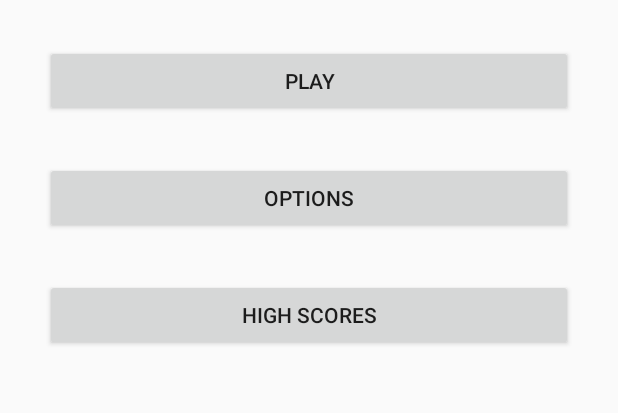
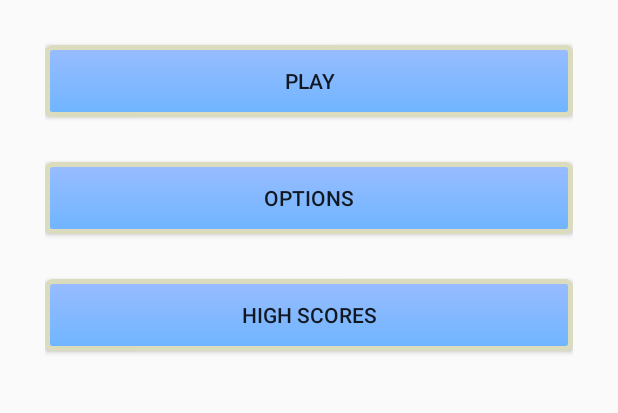
Before and after one commit to atligud13/ANDR-DOTS, an Android app: the screen it shows after launch (MainActivity), on a phone screen of 412 x 824 dp, the part 150-563 px from its top. Run offline under Robolectric (Android 15) with nearby library versions, the phone set to English and light mode, and no system bars.

Commit message:
breathtaking styles added

```diff
--- /dev/null
+++ b/Dots/app/src/main/res/drawable/custom_button.xml
@@ -0,0 +1,61 @@
+<?xml version="1.0" encoding="utf-8"?>
+<selector
+    xmlns:android="http://schemas.android.com/apk/res/android">
+
+    <item android:state_pressed="true" >
+        <shape>
+            <gradient
+                android:startColor="@color/darkerblue1"
+                android:endColor="@color/darkerblue2"
+                android:angle="270" />
+            <stroke
+                android:width="3dp"
+                android:color="@color/grey1" />
+            <corners
+                android:radius="3dp" />
+            <padding
+                android:left="10dp"
+                android:top="10dp"
+                android:right="10dp"
+                android:bottom="10dp" />
+        </shape>
+    </item>
+
+    <item android:state_focused="true" >
+        <shape>
+            <gradient
+                android:endColor="@color/orange1"
+                android:startColor="@color/orange2"
+                android:angle="270" />
+            <stroke
+                android:width="3dp"
+                android:color="@color/grey1" />
+            <corners
+                android:radius="3dp" />
+            <padding
+                android:left="10dp"
+                android:top="10dp"
+                android:right="10dp"
+                android:bottom="10dp" />
+        </shape>
+    </item>
+
+    <item>
+        <shape>
+            <gradient
+                android:endColor="@color/blue1"
+                android:startColor="@color/blue2"
+                android:angle="270" />
+            <stroke
+                android:width="3dp"
+                android:color="@color/grey1" />
+            <corners
+                android:radius="3dp" />
+            <padding
+                android:left="10dp"
+                android:top="10dp"
+                android:right="10dp"
+                android:bottom="10dp" />
+        </shape>
+    </item>
+</selector>
--- a/Dots/app/src/main/res/layout/activity_board_selector.xml
+++ b/Dots/app/src/main/res/layout/activity_board_selector.xml
@@ -22,7 +22,8 @@
         android:layout_width="match_parent"
         android:layout_height="70dp"
         android:text="@string/board_selector_six"
-        android:layout_marginTop="40dp" />
+        android:layout_marginTop="40dp"
+        android:background="@drawable/custom_button" />
 
     <Button
         android:id="@+id/btnEightTiles"
@@ -30,6 +31,7 @@
         android:layout_width="match_parent"
         android:layout_height="70dp"
         android:text="@string/board_selector_eight"
-        android:layout_marginTop="40dp" />
+        android:layout_marginTop="40dp"
+        android:background="@drawable/custom_button" />
 
 </LinearLayout>
--- a/Dots/app/src/main/res/layout/activity_main.xml
+++ b/Dots/app/src/main/res/layout/activity_main.xml
@@ -22,7 +22,8 @@
         android:layout_width="match_parent"
         android:layout_height="wrap_content"
         android:text="@string/main_screen_play"
-        android:layout_marginTop="30dp" />
+        android:layout_marginTop="30dp"
+        android:background="@drawable/custom_button" />
 
     <Button
         android:id="@+id/btnOptions"
@@ -30,7 +31,8 @@
         android:layout_width="match_parent"
         android:layout_height="wrap_content"
         android:text="@string/main_screen_options"
-        android:layout_marginTop="30dp" />
+        android:layout_marginTop="30dp"
+        android:background="@drawable/custom_button" />
 
     <Button
         android:id="@+id/btnHighScores"
@@ -38,6 +40,7 @@
         android:layout_width="match_parent"
         android:layout_height="wrap_content"
         android:text="@string/main_screen_high_scores"
-        android:layout_marginTop="30dp" />
+        android:layout_marginTop="30dp"
+        android:background="@drawable/custom_button" />
 
 </LinearLayout>
--- a/Dots/app/src/main/res/layout/activity_set_high_score.xml
+++ b/Dots/app/src/main/res/layout/activity_set_high_score.xml
@@ -45,6 +45,7 @@
         android:layout_width="match_parent"
         android:layout_height="wrap_content"
         android:text="Rock n roll"
-        android:layout_marginTop="30dp" />
+        android:layout_marginTop="30dp"
+        android:background="@drawable/custom_button" />
 
 </LinearLayout>
--- /dev/null
+++ b/Dots/app/src/main/res/values/colors.xml
@@ -0,0 +1,10 @@
+<?xml version="1.0" encoding="utf-8"?>
+<resources>
+    <color name="darkerblue1">#3150ff</color>
+    <color name="darkerblue2">#1b00ed</color>
+    <color name="grey1">#DBDBBD</color>
+    <color name="orange1">#FF5900</color>
+    <color name="orange2">#ff631a</color>
+    <color name="blue1">#6eb5ff</color>
+    <color name="blue2">#99bcff</color>
+</resources>
--- a/Dots/app/src/main/res/values/styles.xml
+++ b/Dots/app/src/main/res/values/styles.xml
@@ -1,8 +1,7 @@
 <resources>
-
+    <color name="custom_theme_color">#b0b0ff</color>
     <!-- Base application theme. -->
     <style name="AppTheme" parent="Theme.AppCompat.Light.NoActionBar">
-        <!-- Customize your theme here. -->
     </style>
 
 </resources>
```
